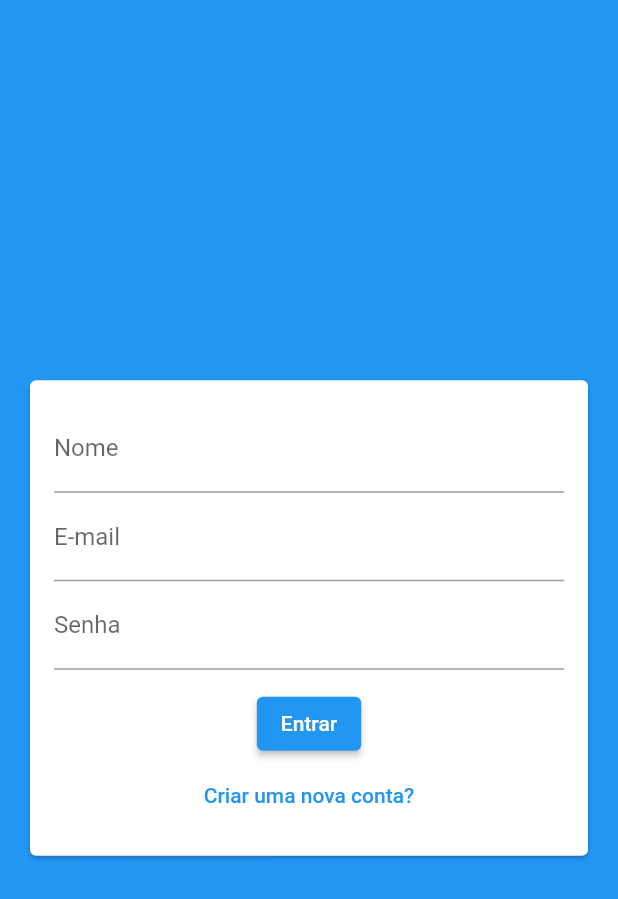
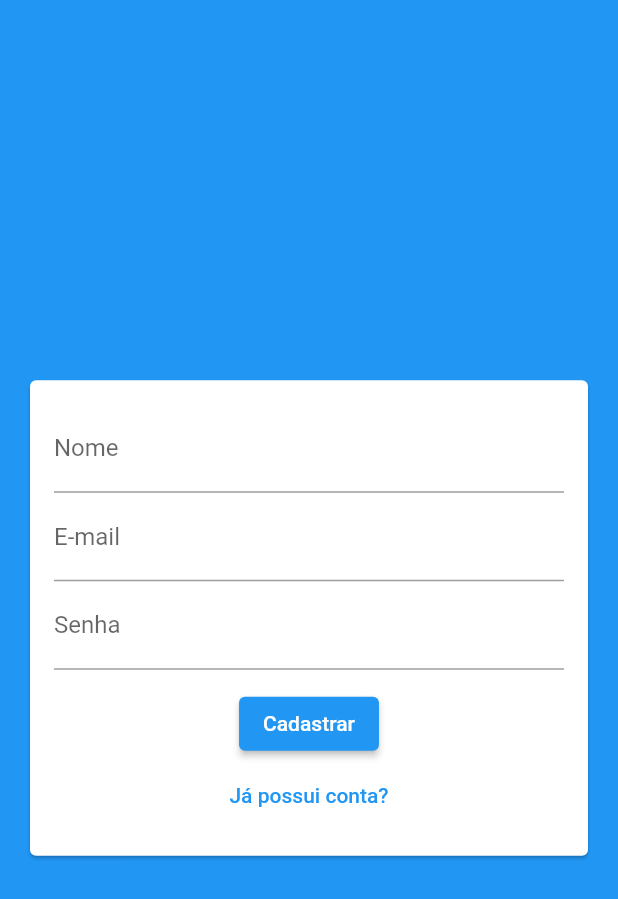
Before and after one commit to John-Rocha/chat-notification, a Flutter app: the screen it shows after launch, after a tap on "Criar uma nova conta?", on a phone screen of 412 x 824 dp. Shown: the top 899 px of the screen. Run offline on Flutter 3.47's test engine with Material 2 defaults, Android fonts, the phone set to English and light mode, and no system bars.

Commit message:
chore: form data with initial value

```diff
--- a/lib/pages/components/auth_form.dart
+++ b/lib/pages/components/auth_form.dart
@@ -1,3 +1,4 @@
+import 'package:chat_notification/models/auth_form_data.dart';
 import 'package:flutter/material.dart';
 
 class AuthForm extends StatefulWidget {
@@ -8,6 +9,13 @@ class AuthForm extends StatefulWidget {
 }
 
 class _AuthFormState extends State<AuthForm> {
+  final _authFormData = AuthFormData();
+  final _formKey = GlobalKey<FormState>();
+
+  void _submit() {
+    final formValidate = _formKey.currentState?.validate() ?? false;
+  }
+
   @override
   Widget build(BuildContext context) {
     return Card(
@@ -15,26 +23,45 @@ class _AuthFormState extends State<AuthForm> {
       child: Padding(
         padding: const EdgeInsets.all(16.0),
         child: Form(
+          key: _formKey,
           child: Column(
             children: [
-              TextFormField(
-                decoration: const InputDecoration(labelText: 'Nome'),
-              ),
+              _authFormData.isSignup
+                  ? TextFormField(
+                      decoration: const InputDecoration(labelText: 'Nome'),
+                      initialValue: _authFormData.name,
+                      onChanged: (name) => _authFormData.name = name,
+                    )
+                  : const SizedBox.shrink(),
               TextFormField(
                 decoration: const InputDecoration(labelText: 'E-mail'),
+                initialValue: _authFormData.email,
+                onChanged: (email) => _authFormData.email = email,
               ),
               TextFormField(
                 decoration: const InputDecoration(labelText: 'Senha'),
+                initialValue: _authFormData.password,
+                onChanged: (password) => _authFormData.password = password,
                 obscureText: true,
               ),
               const SizedBox(height: 12),
               ElevatedButton(
-                onPressed: () {},
-                child: const Text('Entrar'),
+                onPressed: _submit,
+                child: Text(
+                  _authFormData.isLogin ? 'Entrar' : 'Cadastrar',
+                ),
               ),
               TextButton(
-                onPressed: () {},
-                child: const Text('Criar uma nova conta?'),
+                onPressed: () {
+                  setState(() {
+                    _authFormData.toggleAuthMode();
+                  });
+                },
+                child: Text(
+                  _authFormData.isLogin
+                      ? 'Criar uma nova conta?'
+                      : 'Já possui conta?',
+                ),
               ),
             ],
           ),
```
